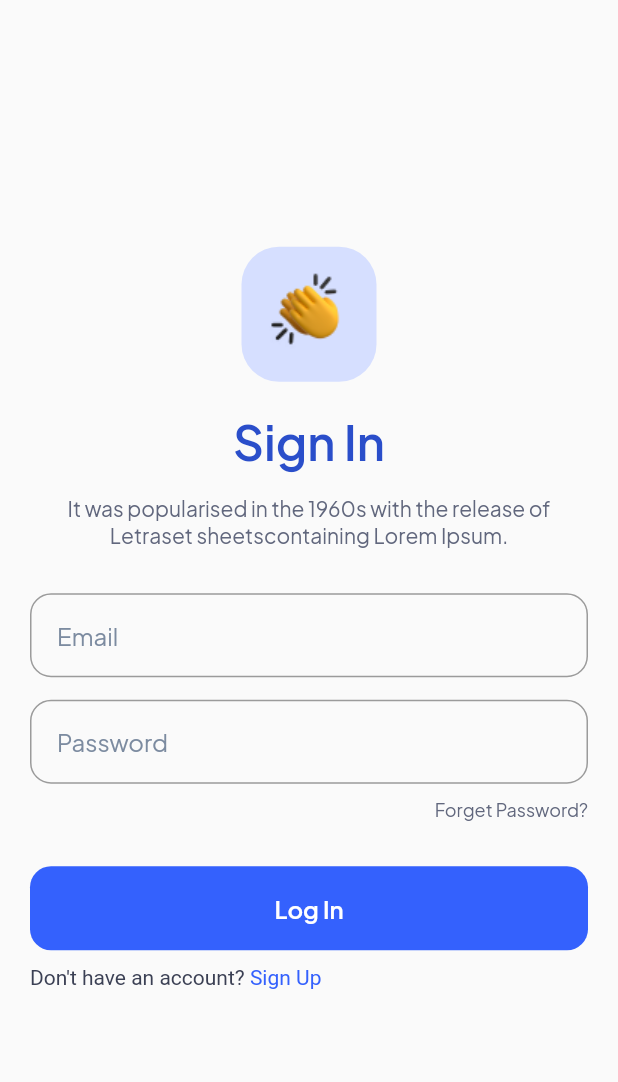
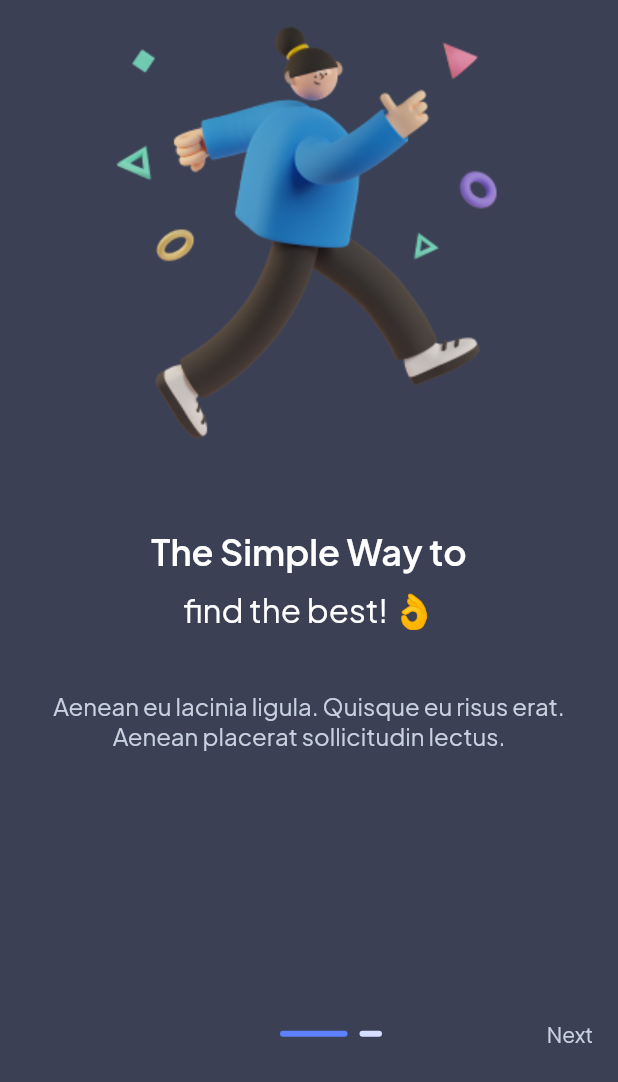
Before and after one commit to izzul-ali/flutter-apps-collection, a Flutter app: the screen it shows after launch, on a phone screen of 412 x 824 dp. Shown: the top 1082 px of the screen. Run offline on Flutter 3.47's test engine with Material 2 defaults, Android fonts, the phone set to English and light mode, and no system bars; drawn by our look-alikes of smooth_page_indicator; our stand-ins replace flutter_dotenv, shared_preferences.

Commit message:
feat: complete authentication features and add onboarding screen

```diff
--- a/auth/lib/main.dart
+++ b/auth/lib/main.dart
@@ -1,11 +1,13 @@
 import 'package:auth/screens/home_screen.dart';
 import 'package:auth/screens/login_screen.dart';
+import 'package:auth/screens/onboarding_screen.dart';
 import 'package:auth/screens/splash_screen.dart';
 import 'package:flutter/material.dart';
 import 'package:flutter/services.dart';
+import 'package:flutter_dotenv/flutter_dotenv.dart';
 import 'package:shared_preferences/shared_preferences.dart';
 
-void main() async {
+Future<void> main() async {
   WidgetsFlutterBinding.ensureInitialized();
 
   await SystemChrome.setPreferredOrientations([DeviceOrientation.portraitUp]);
@@ -15,14 +17,22 @@ void main() async {
       statusBarIconBrightness: Brightness.dark,
     ),
   );
+  await dotenv.load(fileName: '.env');
+
   final SharedPreferences prefs = await SharedPreferences.getInstance();
 
-  runApp(AuthApp(token: prefs.getString('token') ?? ''));
+  runApp(
+    AuthApp(
+      token: prefs.getString('token') ?? '',
+      hasOpenedApp: prefs.getBool('hasOpenedApp') ?? false,
+    ),
+  );
 }
 
 class AuthApp extends StatelessWidget {
   final String token;
-  const AuthApp({super.key, required this.token});
+  final bool hasOpenedApp;
+  const AuthApp({super.key, required this.token, required this.hasOpenedApp});
 
   @override
   Widget build(BuildContext context) {
@@ -39,7 +49,11 @@ class AuthApp extends StatelessWidget {
             return const SplashScreen();
           }
 
-          return token != '' ? HomeScreen(token: token) : const LoginScreen();
+          return token != ''
+              ? HomeScreen(token: token)
+              : hasOpenedApp
+                  ? const LoginScreen()
+                  : const OnBoardingScreen();
         },
       ),
     );
--- a/auth/lib/screens/login_screen.dart
+++ b/auth/lib/screens/login_screen.dart
@@ -1,11 +1,17 @@
+import 'package:flutter/material.dart';
+import 'package:flutter/services.dart';
 import 'dart:convert';
+
 import 'package:flutter/gestures.dart';
-import 'package:flutter/material.dart';
+import 'package:flutter_dotenv/flutter_dotenv.dart';
 import 'package:http/http.dart' as http;
 import 'package:shared_preferences/shared_preferences.dart';
 
+import 'package:auth/screens/register_screen.dart';
+import 'package:auth/widget/or.dart';
+import 'package:auth/widget/text_input.dart';
+import 'package:auth/widget/third_party_auth.dart';
 import 'package:auth/screens/home_screen.dart';
-import 'package:auth/screens/register_screen.dart';
 import 'package:auth/widget/auth_icon.dart';
 
 class LoginScreen extends StatefulWidget {
@@ -30,22 +36,13 @@ class _LoginScreenState extends State<LoginScreen> {
     super.initState();
   }
 
-  @override
-  void dispose() {
-    // clear input from memory
-    emailController.dispose();
-    passwordController.dispose();
-
-    super.dispose();
-  }
-
   void onSubmit() async {
     print(
         'result: ${emailController.value.text} : ${passwordController.value.text}');
 
     http.Response resp = await http.post(
       Uri.parse(
-          'https://identitytoolkit.googleapis.com/v1/accounts:signInWithPassword?key=AIzaSyCagufuF3buc-nzqd_hiY1HAcCGe-4ZGVc'),
+          '${dotenv.env['API_URL']}/accounts:signInWithPassword?key=${dotenv.env['API_KEY']}'),
       headers: {'Content-Type': 'application/json'},
       body: jsonEncode(
         {
@@ -92,7 +89,13 @@ class _LoginScreenState extends State<LoginScreen> {
   @override
   Widget build(BuildContext context) {
     return Scaffold(
-      body: Container(
+      body: AnnotatedRegion(
+        value: const SystemUiOverlayStyle(
+          statusBarColor: Colors.white,
+          statusBarIconBrightness: Brightness.dark,
+        ),
+        child: SingleChildScrollView(
+          child: Container(
             padding: const EdgeInsets.symmetric(horizontal: 20),
             width: double.infinity,
             height: MediaQuery.of(context).size.height,
@@ -119,54 +122,34 @@ class _LoginScreenState extends State<LoginScreen> {
                   textAlign: TextAlign.center,
                 ),
                 const SizedBox(height: 30),
-            TextField(
-              controller: emailController,
+                Row(
+                  mainAxisAlignment: MainAxisAlignment.spaceEvenly,
+                  children: [
+                    ThirdPartyAuth(
+                      onTap: () {},
+                      iconUrl: 'lib/assets/icons/facebook.png',
+                      title: 'Facebook',
+                    ),
+                    ThirdPartyAuth(
+                      onTap: () {},
+                      iconUrl: 'lib/assets/icons/google.png',
+                      title: 'Google',
+                    ),
+                  ],
+                ),
+                const SizedBox(height: 20),
+                const OrSeparate(),
+                const SizedBox(height: 25),
+                CustomTextInput(
+                  usernameController: emailController,
                   keyboardType: TextInputType.emailAddress,
-              onTapOutside: (event) =>
-                  FocusManager.instance.primaryFocus?.unfocus(),
-              decoration: InputDecoration(
-                contentPadding: const EdgeInsets.all(18),
-                border: OutlineInputBorder(
-                  borderRadius: BorderRadius.circular(14),
-                  borderSide: const BorderSide(
-                    color: Color(0xffF5F9FE),
-                  ),
-                ),
-                focusedBorder: OutlineInputBorder(
-                  borderRadius: BorderRadius.circular(14),
-                  borderSide: const BorderSide(
-                    color: Color(0xff2A4ECA),
-                  ),
-                ),
-                hintStyle: const TextStyle(
-                  color: Color(0xff7C8BA0),
-                ),
-                hintText: 'Email',
-              ),
+                  textHint: 'Email',
                 ),
                 const SizedBox(height: 15),
-            TextField(
-              controller: passwordController,
+                CustomTextInput(
+                  usernameController: passwordController,
                   keyboardType: TextInputType.visiblePassword,
-              decoration: InputDecoration(
-                contentPadding: const EdgeInsets.all(18),
-                border: OutlineInputBorder(
-                  borderRadius: BorderRadius.circular(14),
-                  borderSide: const BorderSide(
-                    color: Color(0xffF5F9FE),
-                  ),
-                ),
-                focusedBorder: OutlineInputBorder(
-                  borderRadius: BorderRadius.circular(14),
-                  borderSide: const BorderSide(
-                    color: Color(0xff2A4ECA),
-                  ),
-                ),
-                hintStyle: const TextStyle(
-                  color: Color(0xff7C8BA0),
-                ),
-                hintText: 'Password',
-              ),
+                  textHint: 'Password',
                 ),
                 const SizedBox(height: 10),
                 Row(
@@ -227,7 +210,8 @@ class _LoginScreenState extends State<LoginScreen> {
                               ..onTap = () {
                                 Navigator.of(context).pushReplacement(
                                   MaterialPageRoute(
-                                builder: (context) => const RegisterScreen(),
+                                    builder: (context) =>
+                                        const RegisterScreen(),
                                   ),
                                 );
                               },
@@ -240,6 +224,8 @@ class _LoginScreenState extends State<LoginScreen> {
               ],
             ),
           ),
+        ),
+      ),
     );
   }
 }
--- /dev/null
+++ b/auth/lib/screens/onboarding_screen.dart
@@ -0,0 +1,161 @@
+import 'package:auth/screens/login_screen.dart';
+import 'package:flutter/material.dart';
+import 'package:flutter/services.dart';
+import 'package:shared_preferences/shared_preferences.dart';
+import 'package:smooth_page_indicator/smooth_page_indicator.dart';
+
+const List<Map<String, String>> content = [
+  {
+    'image': 'lib/assets/images/onboard-1.png',
+    'title': 'The Simple Way to',
+    'subtitle': 'find the best! 👌',
+    'description':
+        'Aenean eu lacinia ligula. Quisque eu risus erat. Aenean placerat sollicitudin lectus.',
+  },
+  {
+    'image': 'lib/assets/images/onboard-2.png',
+    'title': 'The Best Design',
+    'subtitle': 'Strategy! ✍️',
+    'description':
+        'Aenean eu lacinia ligula. Quisque eu risus erat. Aenean placerat sollicitudin lectus.',
+  },
+];
+
+class OnBoardingScreen extends StatefulWidget {
+  const OnBoardingScreen({super.key});
+
+  @override
+  State<OnBoardingScreen> createState() => _OnBoardingScreenState();
+}
+
+class _OnBoardingScreenState extends State<OnBoardingScreen> {
+  SharedPreferences? prefs;
+  int _currentPageIndex = 0;
+  final PageController _pageController = PageController(
+    keepPage: true,
+  );
+
+  void initPrefs() async {
+    prefs = await SharedPreferences.getInstance();
+    prefs?.setBool('hasOpenedApp', true);
+  }
+
+  @override
+  void initState() {
+    initPrefs();
+    super.initState();
+  }
+
+  @override
+  Widget build(BuildContext context) {
+    return Scaffold(
+      backgroundColor: const Color(0xff3B4054),
+      body: AnnotatedRegion(
+        value: const SystemUiOverlayStyle(
+          statusBarColor: Color(0xff3B4054),
+          statusBarIconBrightness: Brightness.light,
+        ),
+        child: SafeArea(
+          child: Column(
+            children: [
+              Expanded(
+                flex: 5,
+                child: PageView.builder(
+                  controller: _pageController,
+                  itemCount: content.length,
+                  onPageChanged: (value) {
+                    setState(() {
+                      _currentPageIndex = value;
+                    });
+                  },
+                  scrollDirection: Axis.horizontal,
+                  itemBuilder: (context, index) => Padding(
+                    padding: const EdgeInsets.symmetric(horizontal: 20),
+                    child: Center(
+                      child: Column(
+                        children: [
+                          Image.asset(
+                            content[_currentPageIndex]['image'] ??
+                                'lib/assets/images/onboard-1.png',
+                            height: 302,
+                          ),
+                          const SizedBox(height: 50),
+                          Text(
+                            content[_currentPageIndex]['title'] ?? 'Kosong',
+                            style: const TextStyle(
+                              color: Colors.white,
+                              fontSize: 24,
+                              fontWeight: FontWeight.w600,
+                            ),
+                          ),
+                          const SizedBox(height: 10),
+                          Text(
+                            content[_currentPageIndex]['subtitle'] ?? 'Kosong',
+                            style: const TextStyle(
+                              color: Colors.white,
+                              fontSize: 22,
+                            ),
+                          ),
+                          const SizedBox(height: 40),
+                          Text(
+                            content[_currentPageIndex]['description'] ??
+                                'Kosong',
+                            textAlign: TextAlign.center,
+                            style: const TextStyle(
+                              color: Color(0xffC8D2DE),
+                              fontSize: 16,
+                            ),
+                          ),
+                        ],
+                      ),
+                    ),
+                  ),
+                ),
+              ),
+              const Spacer(flex: 1),
+              Row(
+                mainAxisAlignment: MainAxisAlignment.center,
+                children: [
+                  const Spacer(flex: 2),
+                  SmoothPageIndicator(
+                    controller: _pageController,
+                    count: content.length,
+                    effect: const ExpandingDotsEffect(
+                      dotColor: Color(0xffD6DFFF),
+                      activeDotColor: Color(0xff5D81FD),
+                      dotWidth: 15,
+                      dotHeight: 4,
+                    ),
+                  ),
+                  const Spacer(flex: 1),
+                  TextButton(
+                    onPressed: () {
+                      if (_currentPageIndex + 1 == content.length - 1) {
+                        _pageController.nextPage(
+                          duration: const Duration(milliseconds: 300),
+                          curve: Curves.easeInOut,
+                        );
+                        _currentPageIndex++;
+                        return;
+                      }
+                      Navigator.of(context).pushReplacement(MaterialPageRoute(
+                        builder: (context) => const LoginScreen(),
+                      ));
+                    },
+                    child: Text(
+                      _currentPageIndex + 1 == content.length ? 'Done' : 'Next',
+                      style: const TextStyle(
+                        color: Color(0xffC8D2DE),
+                      ),
+                    ),
+                  ),
+                ],
+              ),
+              const Spacer(flex: 1),
+            ],
+          ),
+        ),
+      ),
+    );
+  }
+}
```
Also changed, not shown: auth/lib/screens/home_screen.dart (+8 -6 lines), auth/lib/screens/register_screen.dart (+94 -78 lines), auth/lib/widget/or.dart (added, +32 -0 lines), auth/lib/widget/text_input.dart (added, +42 -0 lines), auth/lib/widget/third_party_auth.dart (added, +29 -0 lines), 1 other file. Lines whose indentation alone changed are shown as unchanged.
